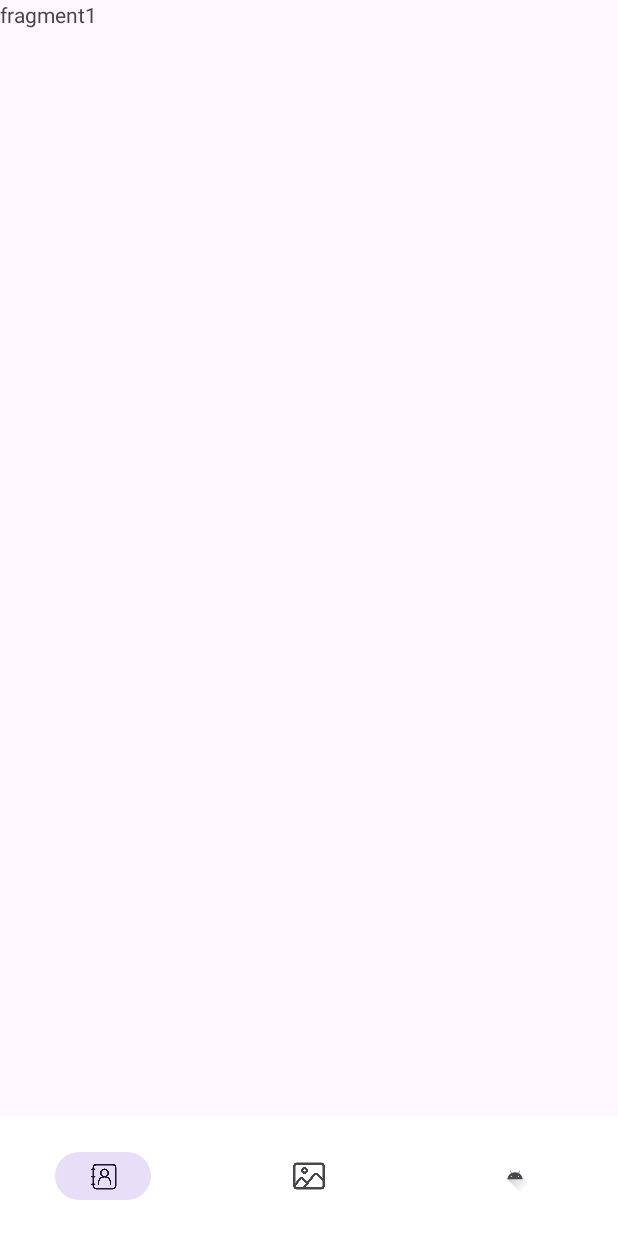
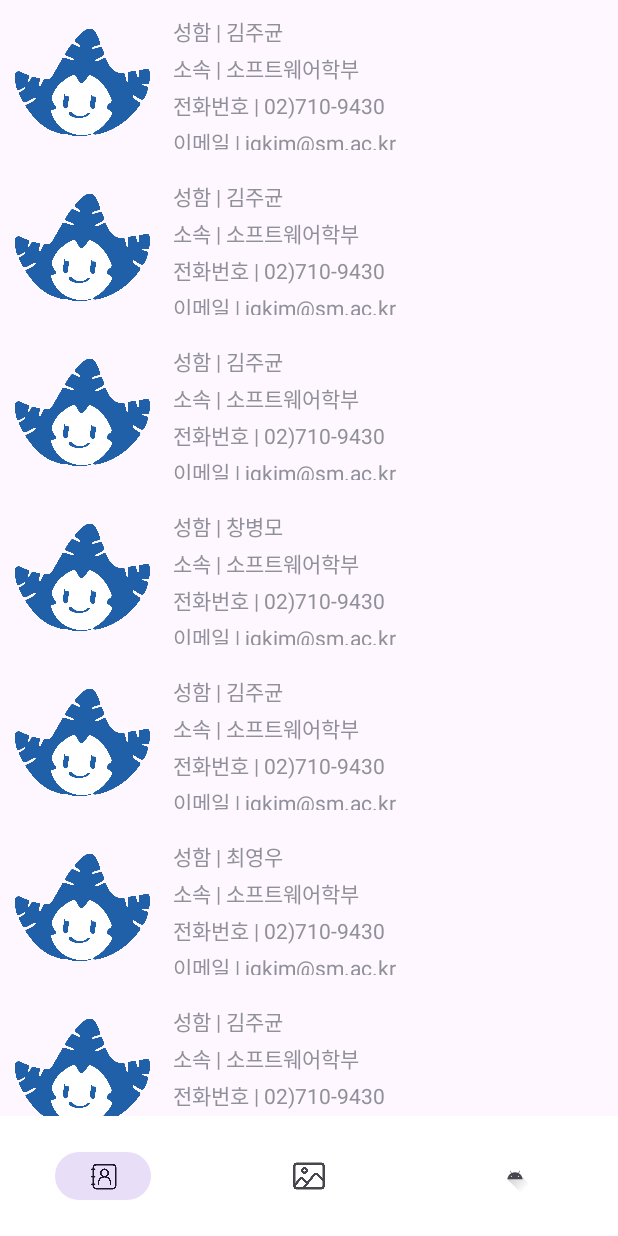
Before and after one commit to choubung/madcamp01, an Android app: the screen it shows after launch (MainActivity), on a phone screen of 412 x 824 dp. Run offline under Robolectric (Android 15) with nearby library versions, the phone set to English and light mode, and no system bars.

Commit message:
리사이클러 껍데기 구현

```diff
--- /dev/null
+++ b/app/src/main/java/com/example/myapp/ContactAdapter.java
@@ -0,0 +1,76 @@
+package com.example.myapp;
+
+import android.content.Context;
+import android.view.LayoutInflater;
+import android.view.View;
+import android.view.ViewGroup;
+import android.widget.TextView;
+
+import androidx.annotation.NonNull;
+import androidx.recyclerview.widget.RecyclerView;
+
+import java.util.ArrayList;
+
+public class ContactAdapter extends RecyclerView.Adapter<ContactAdapter.ViewHolder> {
+    // contactAdapter 안에 뷰홀더라고 하는 것을 정의
+    Context context;
+    ArrayList<ContactItem> items = new ArrayList<ContactItem>();
+
+    public ContactAdapter(Context context){
+        this.context = context;
+    }
+
+    @NonNull
+    @Override
+    public ViewHolder onCreateViewHolder(@NonNull ViewGroup parent, int viewType) {
+        LayoutInflater inflater = (LayoutInflater) context.getSystemService(Context.LAYOUT_INFLATER_SERVICE);
+        View itemView = inflater.inflate(R.layout.contact_item, parent, false);
+
+        return new ViewHolder(itemView);
+    }
+
+    @Override
+    public void onBindViewHolder(@NonNull ViewHolder holder, int position) {
+        // 뷰홀더가 바인딩 될 시점
+        ContactItem item = items.get(position);
+        holder.setItem(item);
+    }
+
+    @Override
+    public int getItemCount() {
+        return items.size();
+    }
+
+    public void addItem(ContactItem item){
+        items.add(item);
+    }
+
+    //public void addItems(ArrayList<ContactItem> items){
+    //    this.items = items;
+    //}
+
+    public ContactItem getItem(int position){
+        return items.get(position);
+    }
+
+    static class ViewHolder extends RecyclerView.ViewHolder{
+        //뷰홀더는 각각의 아이템을 위한 뷰를 담고 있을 수 있음
+        TextView name, department, phoneNumber, email;
+
+        public ViewHolder(@NonNull View itemView) {
+            super(itemView);
+
+            name = (TextView) itemView.findViewById(R.id.name);
+            department = (TextView) itemView.findViewById(R.id.department);
+            phoneNumber = (TextView) itemView.findViewById(R.id.phoneNumber);
+            email = (TextView) itemView.findViewById(R.id.email);
+        }
+
+        public void setItem(ContactItem item){
+            name.setText(item.getName());
+            department.setText(item.getDepartment());
+            phoneNumber.setText(item.getPhoneNumber());
+            email.setText(item.getEmail());
+        }
+    }
+}
--- /dev/null
+++ b/app/src/main/java/com/example/myapp/ContactItem.java
@@ -0,0 +1,44 @@
+package com.example.myapp;
+
+public class ContactItem {
+    String name, department, phoneNumber, email;
+
+    public ContactItem(String name, String department, String phoneNumber, String email) {
+        this.name = name;
+        this.department = department;
+        this.phoneNumber = phoneNumber;
+        this.email = email;
+    }
+
+    public String getName() {
+        return name;
+    }
+
+    public void setName(String name) {
+        this.name = name;
+    }
+
+    public String getDepartment() {
+        return department;
+    }
+
+    public void setDepartment(String department) {
+        this.department = department;
+    }
+
+    public String getPhoneNumber() {
+        return phoneNumber;
+    }
+
+    public void setPhoneNumber(String phoneNumber) {
+        this.phoneNumber = phoneNumber;
+    }
+
+    public String getEmail() {
+        return email;
+    }
+
+    public void setEmail(String email) {
+        this.email = email;
+    }
+}
--- a/app/src/main/java/com/example/myapp/Fragment1.java
+++ b/app/src/main/java/com/example/myapp/Fragment1.java
@@ -5,17 +5,41 @@ import android.os.Bundle;
 import androidx.annotation.NonNull;
 import androidx.annotation.Nullable;
 import androidx.fragment.app.Fragment;
+import androidx.recyclerview.widget.LinearLayoutManager;
+import androidx.recyclerview.widget.RecyclerView;
 
 import android.view.LayoutInflater;
 import android.view.View;
 import android.view.ViewGroup;
+import android.widget.LinearLayout;
 
 public class Fragment1 extends Fragment {
+    RecyclerView recyclerView;
+
     @Nullable
     @Override
     public View onCreateView(@NonNull LayoutInflater inflater, @Nullable ViewGroup container, @Nullable Bundle savedInstanceState) {
         ViewGroup rootView = (ViewGroup) inflater.inflate(R.layout.fragment_1, container, false);
 
+        recyclerView = (RecyclerView) rootView.findViewById(R.id.recyclerView);
+
+        LinearLayoutManager layoutManager = new LinearLayoutManager(getActivity().getApplicationContext(), LinearLayoutManager.VERTICAL, false);
+        recyclerView.setLayoutManager(layoutManager);
+
+        ContactAdapter adapter = new ContactAdapter(getActivity().getApplicationContext());
+
+        // test
+        adapter.addItem(new ContactItem("김주균", "소프트웨어학부", "02)710-9430", "jgkim@sm.ac.kr"));
+        adapter.addItem(new ContactItem("김주균", "소프트웨어학부", "02)710-9430", "jgkim@sm.ac.kr"));
+        adapter.addItem(new ContactItem("김주균", "소프트웨어학부", "02)710-9430", "jgkim@sm.ac.kr"));
+        adapter.addItem(new ContactItem("창병모", "소프트웨어학부", "02)710-9430", "jgkim@sm.ac.kr"));
+        adapter.addItem(new ContactItem("김주균", "소프트웨어학부", "02)710-9430", "jgkim@sm.ac.kr"));
+        adapter.addItem(new ContactItem("최영우", "소프트웨어학부", "02)710-9430", "jgkim@sm.ac.kr"));
+        adapter.addItem(new ContactItem("김주균", "소프트웨어학부", "02)710-9430", "jgkim@sm.ac.kr"));
+        adapter.addItem(new ContactItem("유석종", "소프트웨어학부", "02)710-9430", "jgkim@sm.ac.kr"));
+        adapter.addItem(new ContactItem("김주균", "소프트웨어학부", "02)710-9430", "jgkim@sm.ac.kr"));
+
+        recyclerView.setAdapter(adapter);
         return rootView;
     }
 }
--- a/app/src/main/java/com/example/myapp/MainActivity.java
+++ b/app/src/main/java/com/example/myapp/MainActivity.java
@@ -11,11 +11,11 @@ import android.util.Log;
 public class MainActivity extends AppCompatActivity {
 
     // 바텀 네비게이션
-    BottomNavigationView bottomNavigationView;
+    BottomNavigationView bottomNavigationView; // 하단 탭 뷰
     // 프래그먼트 변수
-    Fragment1 fragment1;
-    Fragment2 fragment2;
-    Fragment3 fragment3;
+    Fragment1 fragment1; // 연락처탭
+    Fragment2 fragment2; // 사진탭
+    Fragment3 fragment3; //
 
     @Override
     protected void onCreate(Bundle savedInstanceState) {
@@ -43,7 +43,7 @@ public class MainActivity extends AppCompatActivity {
         bottomNavigationView.setOnNavigationItemSelectedListener(new BottomNavigationView.OnNavigationItemSelectedListener() {
             @Override
             public boolean onNavigationItemSelected(@NonNull MenuItem item) {
-                if (item.getItemId() == R.id.group) {
+                if (item.getItemId() == R.id.group) { // switch로 했더니 오류 발생하여 if문으로 변경
                     getSupportFragmentManager().beginTransaction().replace(R.id.main_layout, fragment1).commitAllowingStateLoss();
                     return true;
                 } else if (item.getItemId() == R.id.picture) {
--- /dev/null
+++ b/app/src/main/res/layout/contact_item.xml
@@ -0,0 +1,108 @@
+<?xml version="1.0" encoding="utf-8"?>
+<LinearLayout xmlns:android="http://schemas.android.com/apk/res/android"
+    xmlns:app="http://schemas.android.com/apk/res-auto"
+    xmlns:tools="http://schemas.android.com/tools"
+    android:layout_width="match_parent"
+    android:layout_height="wrap_content"
+    android:orientation="horizontal"
+    android:padding="10dp">
+
+
+    <ImageView
+        android:id="@+id/imageView"
+        android:layout_width="90dp"
+        android:layout_height="90dp"
+        android:src="@drawable/picture_profile"/>
+
+    <androidx.constraintlayout.widget.ConstraintLayout
+        android:layout_width="match_parent"
+        android:layout_height="match_parent">
+
+        <LinearLayout
+            android:layout_width="match_parent"
+            android:layout_height="wrap_content"
+            android:orientation="vertical"
+            app:layout_constraintBottom_toBottomOf="parent"
+            app:layout_constraintTop_toTopOf="parent"
+            tools:layout_editor_absoluteX="283dp"
+            android:paddingLeft="15dp">
+
+
+            <LinearLayout
+                android:layout_width="match_parent"
+                android:layout_height="wrap_content"
+                android:layout_marginBottom="3dp"
+                android:orientation="horizontal">
+
+                <TextView
+                    android:layout_width="wrap_content"
+                    android:layout_height="wrap_content"
+                    android:text="성함 | " />
+
+                <TextView
+                    android:id="@+id/name"
+                    android:layout_width="wrap_content"
+                    android:layout_height="wrap_content"
+                    android:text="이수연" />
+            </LinearLayout>
+
+            <LinearLayout
+                android:layout_width="match_parent"
+                android:layout_height="wrap_content"
+                android:layout_marginBottom="3dp"
+                android:orientation="horizontal">
+
+                <TextView
+                    android:layout_width="wrap_content"
+                    android:layout_height="wrap_content"
+                    android:text="소속 | " />
+
+                <TextView
+                    android:id="@+id/department"
+                    android:layout_width="wrap_content"
+                    android:layout_height="wrap_content"
+                    android:text="숙명여대 컴퓨터과학" />
+            </LinearLayout>
+
+            <LinearLayout
+                android:layout_width="match_parent"
+                android:layout_height="wrap_content"
+                android:layout_marginBottom="3dp"
+                android:orientation="horizontal">
+
+                <TextView
+                    android:layout_width="wrap_content"
+                    android:layout_height="wrap_content"
+                    android:text="전화번호 | " />
+
+                <TextView
+                    android:id="@+id/phoneNumber"
+                    android:layout_width="wrap_content"
+                    android:layout_height="wrap_content"
+                    android:text="010-1234-5678" />
+
+            </LinearLayout>
+
+            <LinearLayout
+                android:layout_width="match_parent"
+                android:layout_height="wrap_content"
+                android:orientation="horizontal">
+
+                <TextView
+                    android:layout_width="wrap_content"
+                    android:layout_height="wrap_content"
+                    android:text="이메일 | " />
+
+                <TextView
+                    android:id="@+id/email"
+                    android:layout_width="wrap_content"
+                    android:layout_height="wrap_content"
+                    android:text="choubung@sookmyung.ac.kr" />
+            </LinearLayout>
+
+
+        </LinearLayout>
+    </androidx.constraintlayout.widget.ConstraintLayout>
+
+
+</LinearLayout>
--- a/app/src/main/res/layout/fragment_1.xml
+++ b/app/src/main/res/layout/fragment_1.xml
@@ -1,14 +1,14 @@
 <?xml version="1.0" encoding="utf-8"?>
-<FrameLayout xmlns:android="http://schemas.android.com/apk/res/android"
+<LinearLayout xmlns:android="http://schemas.android.com/apk/res/android"
     xmlns:tools="http://schemas.android.com/tools"
     android:layout_width="match_parent"
     android:layout_height="match_parent"
     tools:context=".Fragment1">
 
-    <!-- TODO: Update blank fragment layout -->
-    <TextView
+
+    <androidx.recyclerview.widget.RecyclerView
+        android:id="@+id/recyclerView"
         android:layout_width="match_parent"
-        android:layout_height="match_parent"
-        android:text="fragment1" />
+        android:layout_height="match_parent" />
 
-</FrameLayout>
+</LinearLayout>
```
Also changed, not shown: app/src/main/res/drawable/picture_profile.png (added).
